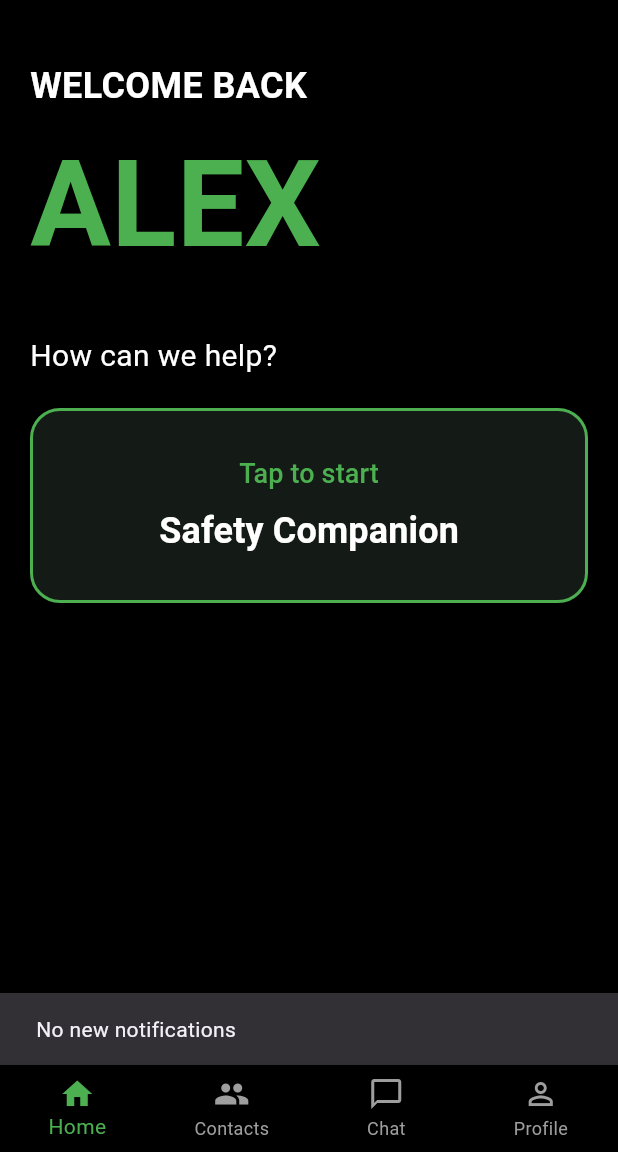
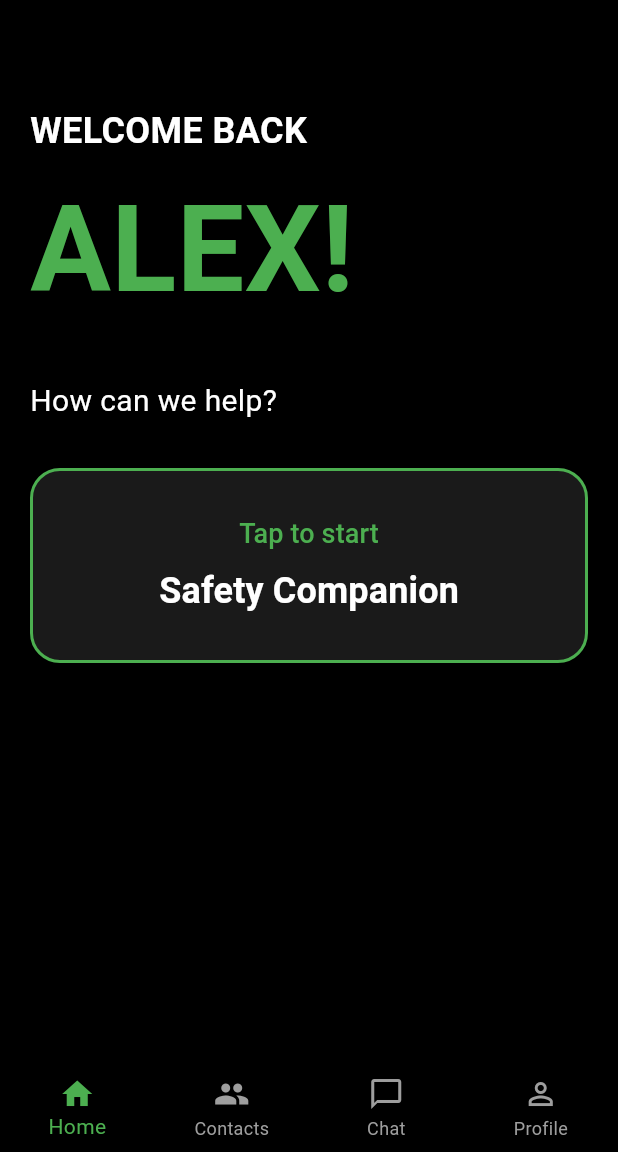
Before and after one commit to Eisha-kia/WalkMate_1.0, a Flutter app: the HomePage screen opened directly, after a tap on the "notifications none" icon, on a phone screen of 412 x 824 dp, the part 84-1236 px from its top. Run offline on Flutter 3.47's test engine with Material 3 defaults, Android fonts, the phone set to English and light mode, and no system bars.

Commit message:
home page
Edited the code slightly

```diff
--- a/walkmate/lib/home_page.dart
+++ b/walkmate/lib/home_page.dart
@@ -38,13 +38,7 @@ class HomePage extends StatelessWidget {
               Icons.notifications_none,
               color: Colors.white,
             ),
-            onPressed: () {
-              ScaffoldMessenger.of(context).showSnackBar(
-                const SnackBar(
-                  content: Text('No new notifications'),
-                ),
-              );
-            },
+            onPressed: () {},
           ),
         ],
       ),
@@ -54,7 +48,7 @@ class HomePage extends StatelessWidget {
         child: Column(
           crossAxisAlignment: CrossAxisAlignment.start,
           children: [
-            const SizedBox(height: 20),
+            const SizedBox(height: 50),
 
             const Text(
               'WELCOME BACK',
@@ -68,7 +62,7 @@ class HomePage extends StatelessWidget {
             const SizedBox(height: 5),
 
             const Text(
-              'ALEX',
+              'ALEX!',
               style: TextStyle(
                 color: Colors.green,
                 fontSize: 80,
@@ -86,13 +80,13 @@ class HomePage extends StatelessWidget {
               ),
             ),
 
-            const SizedBox(height: 20),
+            const SizedBox(height: 30),
 
             Container(
-              width: double.infinity,
+              width: 400,
               height: 130,
               decoration: BoxDecoration(
-                color: const Color(0xFF141A16),
+                color: Colors.white10,
                 borderRadius: BorderRadius.circular(20),
                 border: Border.all(
                   color: Colors.green,
```
